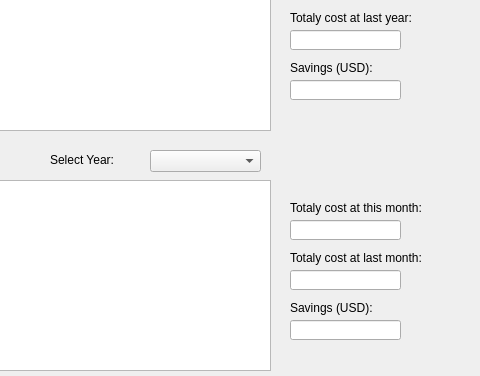
Qt form stats.ui (netpipe/QSatisfy) before a commit; both pictures show x 370 to 850 and y 110 to 486 of the 850 by 761 pixel window.
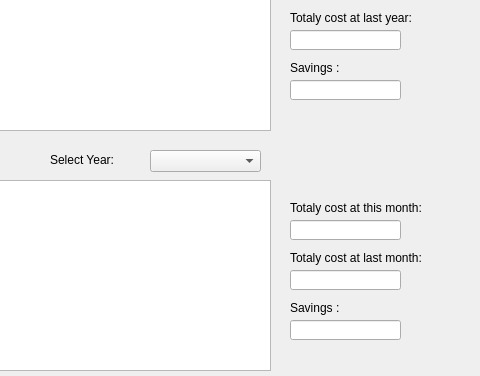
The same form after that commit. Custom widgets are drawn as their Qt base class.

What changed in the file:
```diff
--- a/stats.ui
+++ b/stats.ui
@@ -170,7 +170,7 @@
      <rect>
       <x>660</x>
       <y>310</y>
-      <width>131</width>
+      <width>181</width>
       <height>16</height>
      </rect>
     </property>
@@ -203,7 +203,7 @@
      <rect>
       <x>660</x>
       <y>360</y>
-      <width>131</width>
+      <width>181</width>
       <height>16</height>
      </rect>
     </property>
@@ -231,7 +231,7 @@
      </rect>
     </property>
     <property name="text">
-     <string>Savings (USD):</string>
+     <string>Savings :</string>
     </property>
    </widget>
    <widget class="QLineEdit" name="editCostLastYear">
@@ -264,7 +264,7 @@
      </rect>
     </property>
     <property name="text">
-     <string>Savings (USD):</string>
+     <string>Savings :</string>
     </property>
    </widget>
    <widget class="QLabel" name="lblCostLastYear">
```
